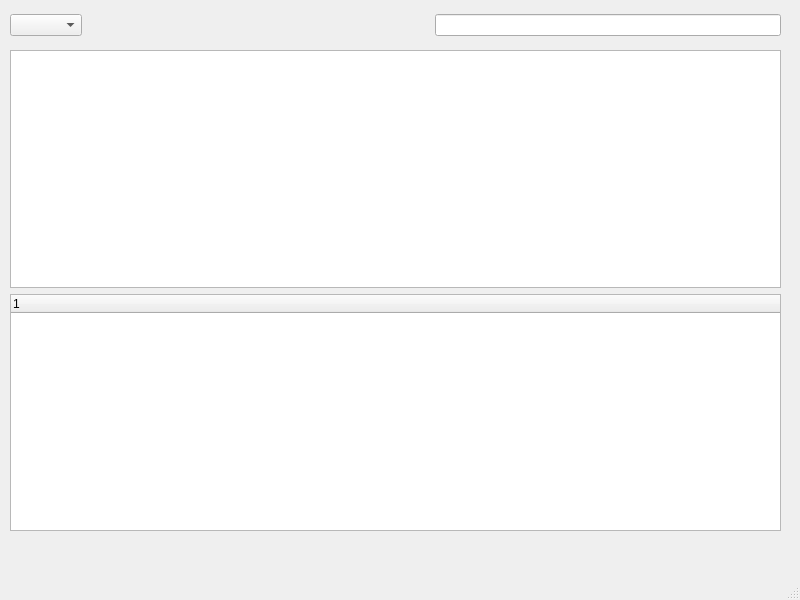
First picture: the form in mainwindow.ui, repository xl1043237213/SimpleSniffer, before the edit.
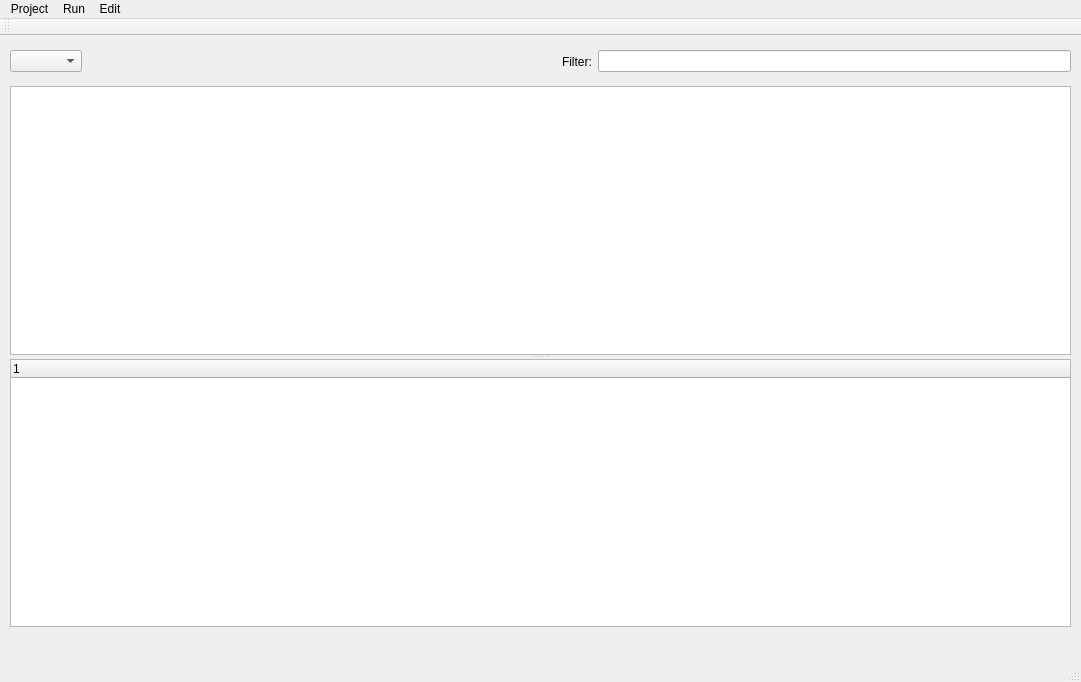
Second picture: the form after the edit. Icons and pictures are not drawn.

Diff of the .ui file:
```diff
--- a/mainwindow.ui
+++ b/mainwindow.ui
@@ -6,8 +6,8 @@
    <rect>
     <x>0</x>
     <y>0</y>
-    <width>800</width>
-    <height>600</height>
+    <width>1081</width>
+    <height>682</height>
    </rect>
   </property>
   <property name="windowTitle">
@@ -19,13 +19,20 @@
      <rect>
       <x>10</x>
       <y>10</y>
-      <width>771</width>
+      <width>1061</width>
       <height>31</height>
      </rect>
     </property>
     <layout class="QHBoxLayout" name="horizontalLayout">
      <item>
-      <widget class="QComboBox" name="comboBox"/>
+      <widget class="QComboBox" name="comboBox">
+       <property name="maximumSize">
+        <size>
+         <width>400</width>
+         <height>16777215</height>
+        </size>
+       </property>
+      </widget>
      </item>
      <item>
       <spacer name="horizontalSpacer">
@@ -41,33 +48,44 @@
       </spacer>
      </item>
      <item>
-      <widget class="QLineEdit" name="lineEdit"/>
+      <widget class="QLabel" name="label">
+       <property name="text">
+        <string>Filter:</string>
+       </property>
+      </widget>
+     </item>
+     <item>
+      <widget class="QLineEdit" name="lineEdit">
+       <property name="minimumSize">
+        <size>
+         <width>0</width>
+         <height>0</height>
+        </size>
+       </property>
+      </widget>
      </item>
     </layout>
    </widget>
-   <widget class="QWidget" name="verticalLayoutWidget">
+   <widget class="QSplitter" name="splitter">
     <property name="geometry">
      <rect>
       <x>10</x>
       <y>50</y>
-      <width>771</width>
-      <height>481</height>
+      <width>1061</width>
+      <height>541</height>
      </rect>
     </property>
-    <layout class="QVBoxLayout" name="verticalLayout_2">
-     <item>
-      <widget class="QTableWidget" name="tableWidget"/>
-     </item>
-     <item>
-      <widget class="QTreeWidget" name="treeWidget">
-       <column>
-        <property name="text">
-         <string notr="true">1</string>
-        </property>
-       </column>
-      </widget>
-     </item>
-    </layout>
+    <property name="orientation">
+     <enum>Qt::Vertical</enum>
+    </property>
+    <widget class="QTableWidget" name="tableWidget"/>
+    <widget class="QTreeWidget" name="treeWidget">
+     <column>
+      <property name="text">
+       <string notr="true">1</string>
+      </property>
+     </column>
+    </widget>
    </widget>
   </widget>
   <widget class="QMenuBar" name="menubar">
@@ -75,12 +93,117 @@
     <rect>
      <x>0</x>
      <y>0</y>
-     <width>800</width>
+     <width>1081</width>
      <height>26</height>
     </rect>
    </property>
+   <widget class="QMenu" name="menuEdit">
+    <property name="title">
+     <string>Edit</string>
+    </property>
+    <addaction name="actionup"/>
+    <addaction name="actiondown"/>
+    <addaction name="actiontop"/>
+    <addaction name="actionbottom"/>
+   </widget>
+   <widget class="QMenu" name="menuRun">
+    <property name="title">
+     <string>Run</string>
+    </property>
+    <addaction name="actionStart_Stop"/>
+    <addaction name="actionClean_All"/>
+   </widget>
+   <widget class="QMenu" name="menuProject">
+    <property name="title">
+     <string>Project</string>
+    </property>
+    <addaction name="actionExit"/>
+    <addaction name="actionSave"/>
+   </widget>
+   <addaction name="menuProject"/>
+   <addaction name="menuRun"/>
+   <addaction name="menuEdit"/>
   </widget>
   <widget class="QStatusBar" name="statusbar"/>
+  <widget class="QToolBar" name="toolBar">
+   <property name="windowTitle">
+    <string>toolBar</string>
+   </property>
+   <attribute name="toolBarArea">
+    <enum>TopToolBarArea</enum>
+   </attribute>
+   <attribute name="toolBarBreak">
+    <bool>false</bool>
+   </attribute>
+  </widget>
+  <action name="actionup">
+   <property name="icon">
+    <iconset resource="src.qrc">
+     <normaloff>:/up.png</normaloff>:/up.png</iconset>
+   </property>
+   <property name="text">
+    <string>Up</string>
+   </property>
+  </action>
+  <action name="actiondown">
+   <property name="icon">
+    <iconset resource="src.qrc">
+     <normaloff>:/down.png</normaloff>:/down.png</iconset>
+   </property>
+   <property name="text">
+    <string>Down</string>
+   </property>
+  </action>
+  <action name="actiontop">
+   <property name="icon">
+    <iconset resource="src.qrc">
+     <normaloff>:/upest.png</normaloff>:/upest.png</iconset>
+   </property>
+   <property name="text">
+    <string>Top</string>
+   </property>
+  </action>
+  <action name="actionbottom">
+   <property name="icon">
+    <iconset resource="src.qrc">
+     <normaloff>:/downest.png</normaloff>:/downest.png</iconset>
+   </property>
+   <property name="text">
+    <string>Bottom</string>
+   </property>
+  </action>
+  <action name="actionStart_Stop">
+   <property name="icon">
+    <iconset resource="src.qrc">
+     <normaloff>:/start.png</normaloff>:/start.png</iconset>
+   </property>
+   <property name="text">
+    <string>Start/Stop</string>
+   </property>
+  </action>
+  <action name="actionClean_All">
+   <property name="icon">
+    <iconset resource="src.qrc">
+     <normaloff>:/empty.png</normaloff>:/empty.png</iconset>
+   </property>
+   <property name="text">
+    <string>Clean All</string>
+   </property>
+  </action>
+  <action name="actionExit">
+   <property name="text">
+    <string>Exit</string>
+   </property>
+  </action>
+  <action name="actionSave">
+   <property name="icon">
+    <iconset resource="src.qrc">
+     <normaloff>:/save.png</normaloff>:/save.png</iconset>
+   </property>
+   <property name="text">
+    <string>Save</string>
+   </property>
+  </action>
  </widget>
  <resources/>
  <connections/>
```
Left out of the diff: 4 changed lines with no effect on the pictures.
